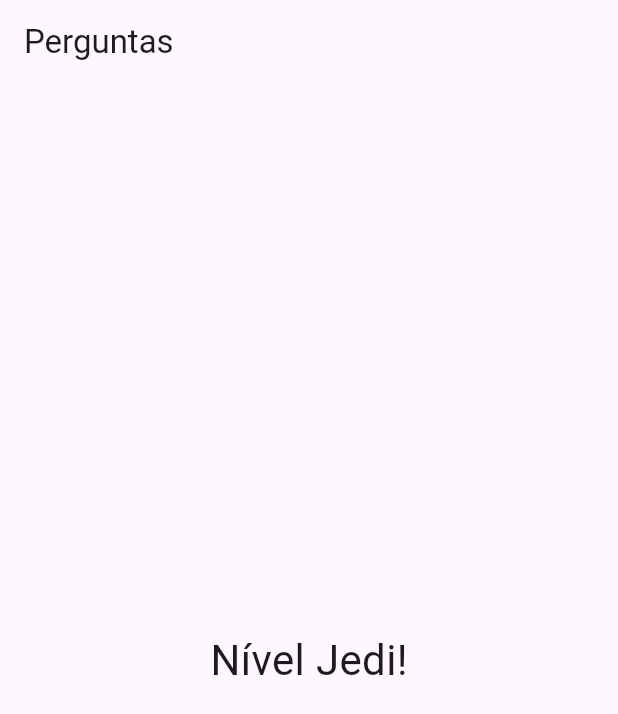
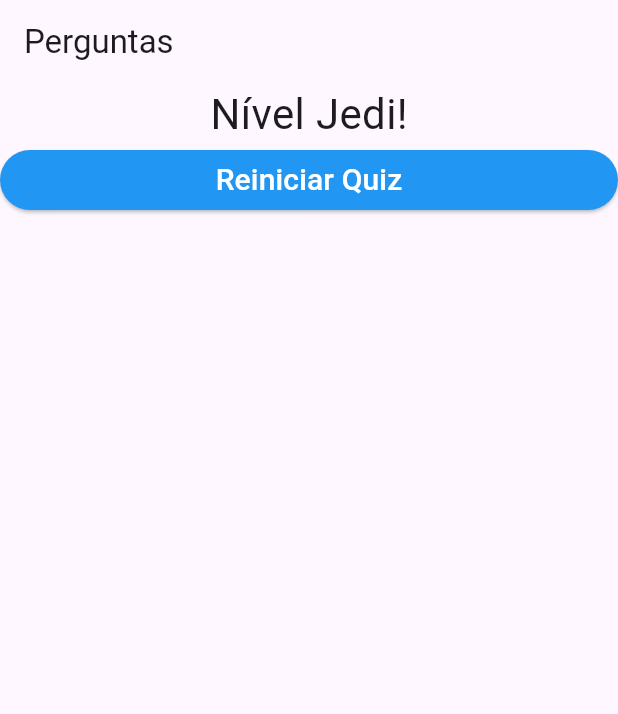
Before and after one commit to lubpolita/FlutterQuiz, a Flutter app: the screen it shows after launch, after a tap on "Preto", after a tap on "Cobra", after a tap on "Leo", on a phone screen of 412 x 824 dp. Shown: the top 714 px of the screen. Run offline on Flutter 3.47's test engine with Material 3 defaults, Android fonts, the phone set to English and light mode, and no system bars.

Commit message:
Implemented a refresh feature that realoads quiz

```diff
--- a/lib/main.dart
+++ b/lib/main.dart
@@ -53,6 +53,13 @@ class _PerguntaAppState extends State<PerguntaApp> {
     print(_totalScore);
   }
 
+  void _refreshQuiz() {
+    setState(() {
+      _selectedQuestion = 0;
+      _totalScore = 0;
+    });
+  }
+
   @override
   Widget build(BuildContext context) {
     return MaterialApp(
@@ -62,7 +69,7 @@ class _PerguntaAppState extends State<PerguntaApp> {
       ),
       body: hasQuestionSelected
           ? Quiz(_questions, _selectedQuestion, _answer)
-          : Result(_totalScore),
+          : Result(_totalScore, _refreshQuiz),
     ));
   }
 }
--- a/lib/result.dart
+++ b/lib/result.dart
@@ -1,7 +1,9 @@
 import 'package:flutter/material.dart';
+import 'package:projeto_perguntas/answer.dart';
 
 class Result extends StatelessWidget {
   final int score;
+  final void Function() refreshQuiz;
 
   String get phraseResult {
     if (score <= 8) {
@@ -15,12 +17,17 @@ class Result extends StatelessWidget {
     }
   }
 
-  Result(this.score);
+  Result(this.score, this.refreshQuiz);
 
   @override
   Widget build(BuildContext context) {
-    return Center(
-      child: Text(phraseResult, style: TextStyle(fontSize: 28)),
+    return Column(
+      children: [
+        Center(
+          child: Text(phraseResult, style: TextStyle(fontSize: 28)),
+        ),
+        Answer('Reiniciar Quiz', refreshQuiz)
+      ],
     );
   }
 }
```
